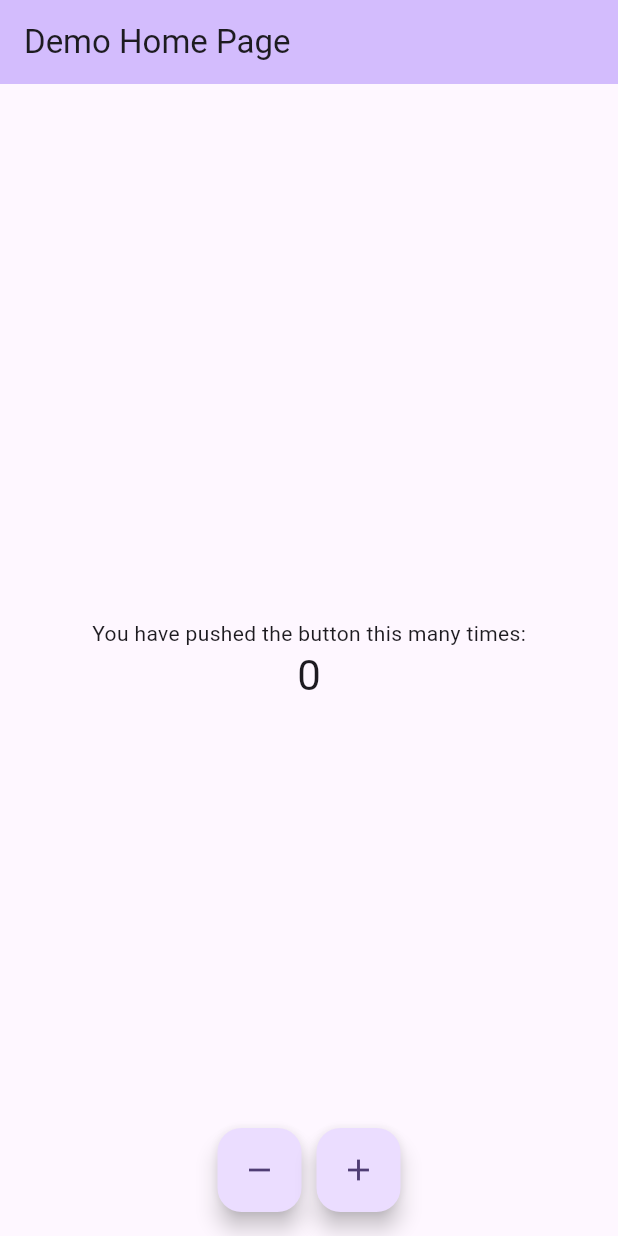
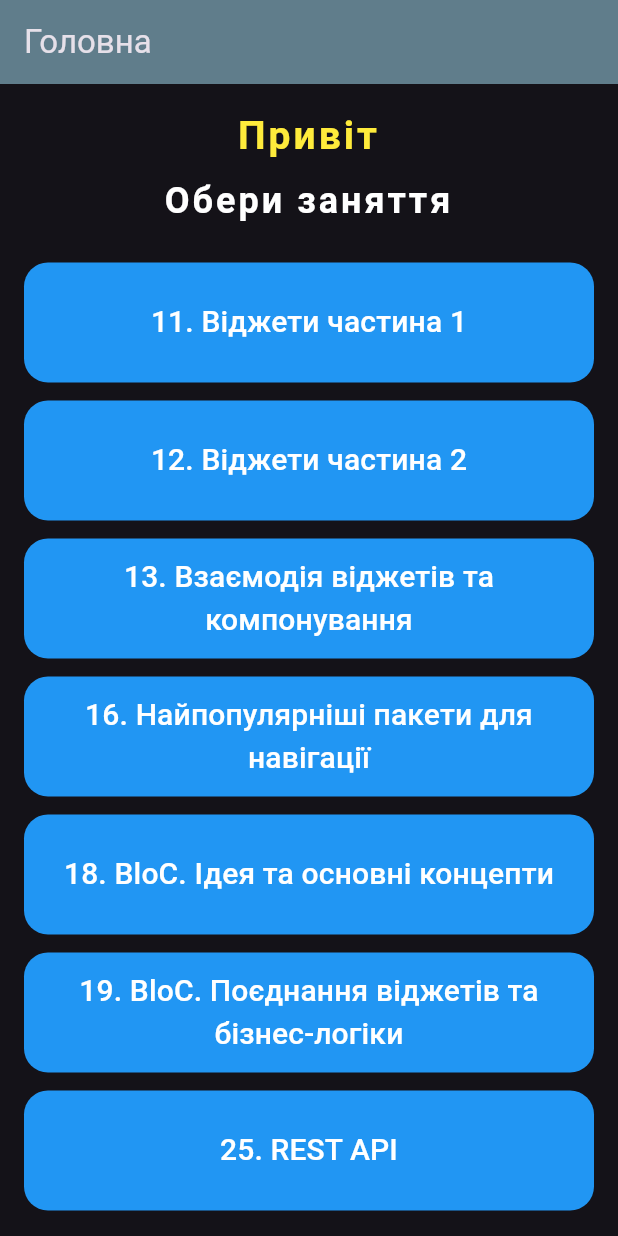
Before and after one commit to koss-shtukert/rd_first_project, a Flutter app: the screen it shows after launch, on a phone screen of 412 x 824 dp. Run offline on Flutter 3.47's test engine with Material 3 defaults, Android fonts, the phone set to English and light mode, and no system bars.

Commit message:
feat-FLAB-11-widgets-p1: Scaffold for main screen + custom nav and section widgets

```diff
--- a/lib/main.dart
+++ b/lib/main.dart
@@ -1,4 +1,16 @@
 import 'package:flutter/material.dart';
+import 'package:rd_first_project/widgets/nav_button.dart';
+import 'package:rd_first_project/widgets/section_header.dart';
+
+const _homeworks = [
+  {'number': 11, 'title': 'Віджети частина 1'},
+  {'number': 12, 'title': 'Віджети частина 2'},
+  {'number': 13, 'title': 'Взаємодія віджетів та компонування'},
+  {'number': 16, 'title': 'Найпопулярніші пакети для навігації'},
+  {'number': 18, 'title': 'BloC. Ідея та основні концепти'},
+  {'number': 19, 'title': 'BloC. Поєднання віджетів та бізнес-логіки'},
+  {'number': 25, 'title': 'REST API'},
+];
 
 void main() {
   runApp(const MyApp());
@@ -10,76 +22,66 @@ class MyApp extends StatelessWidget {
   @override
   Widget build(BuildContext context) {
     return MaterialApp(
-      title: 'Flutter Demo',
-      theme: ThemeData(
-        colorScheme: ColorScheme.fromSeed(seedColor: Colors.deepPurple),
-      ),
-      home: const MyHomePage(title: 'Demo Home Page'),
+      title: 'RD Flutter Проєкт',
+      theme: ThemeData.dark(useMaterial3: true),
+      home: const HomePage(),
     );
   }
 }
 
-class MyHomePage extends StatefulWidget {
-  const MyHomePage({super.key, required this.title});
-
-  final String title;
+class HomePage extends StatefulWidget {
+  const HomePage({super.key});
 
   @override
-  State<MyHomePage> createState() => _MyHomePageState();
+  State<HomePage> createState() => _HomePageState();
 }
 
-class _MyHomePageState extends State<MyHomePage> {
-  int _counter = 0;
-
-  void _incrementCounter() {
-    setState(() {
-      _counter++;
-    });
-  }
-
-  void _decrementCounter() {
-    setState(() {
-      _counter--;
-    });
-  }
-
+class _HomePageState extends State<HomePage> {
   @override
   Widget build(BuildContext context) {
     return Scaffold(
-      appBar: AppBar(
-        backgroundColor: Theme.of(context).colorScheme.inversePrimary,
-
-        title: Text(widget.title),
-      ),
-      body: Center(
+      appBar: AppBar(backgroundColor: Colors.blueGrey, title: Text('Головна')),
+      body: SingleChildScrollView(
+        padding: const EdgeInsets.all(16),
         child: Column(
-          mainAxisAlignment: MainAxisAlignment.center,
           children: [
-            const Text('You have pushed the button this many times:'),
-            Text(
-              '$_counter',
-              style: Theme.of(context).textTheme.headlineMedium,
-            ),
+            SectionHeader(title: 'Привіт', subtitle: 'Обери заняття'),
+            ...List.generate(_homeworks.length, (index) {
+              final hw = _homeworks[index];
+              return NavButton(
+                label: '${hw['number']}. ${hw['title']}',
+                onPressed: () =>
+                    _navigateToHomework(context, hw['number']! as int),
+              );
+            }),
           ],
         ),
       ),
-      floatingActionButtonLocation: FloatingActionButtonLocation.centerFloat,
-      floatingActionButton: Row(
-        mainAxisSize: MainAxisSize.min,
-        children: [
-          FloatingActionButton(
-            onPressed: _decrementCounter,
-            tooltip: 'Decrement',
-            child: const Icon(Icons.remove),
+    );
+  }
+
+  void _navigateToHomework(BuildContext context, int number) {
+    final screen = switch (number) {
+      _ => Scaffold(
+        appBar: AppBar(
+          title: Text('Заняття $number'),
+          backgroundColor: Colors.blueGrey,
+        ),
+        body: Center(
+          child: Text(
+            'Незабаром',
+            style: TextStyle(
+              color: Colors.white,
+              fontSize: 26,
+              fontWeight: FontWeight.bold,
+            ),
           ),
-          SizedBox(width: 10),
-          FloatingActionButton(
-            onPressed: _incrementCounter,
-            tooltip: 'Increment',
-            child: const Icon(Icons.add),
-          ),
-        ],
+        ),
       ),
+    };
+    Navigator.push(
+      context,
+      MaterialPageRoute<void>(builder: (context) => screen),
     );
   }
 }
--- /dev/null
+++ b/lib/widgets/nav_button.dart
@@ -0,0 +1,34 @@
+import 'package:flutter/material.dart';
+
+class NavButton extends StatelessWidget {
+  const NavButton({required this.label, required this.onPressed, super.key});
+
+  final String label;
+  final VoidCallback onPressed;
+
+  @override
+  Widget build(BuildContext context) {
+    return Padding(
+      padding: const EdgeInsets.only(bottom: 12),
+      child: SizedBox(
+        width: double.infinity,
+        height: 80,
+        child: TextButton(
+          style: TextButton.styleFrom(
+            backgroundColor: Colors.blue,
+            foregroundColor: Colors.white,
+            shape: RoundedRectangleBorder(
+              borderRadius: BorderRadius.circular(16),
+            ),
+          ),
+          onPressed: onPressed,
+          child: Text(
+            label,
+            style: TextStyle(fontSize: 20),
+            textAlign: TextAlign.center,
+          ),
+        ),
+      ),
+    );
+  }
+}
--- /dev/null
+++ b/lib/widgets/section_header.dart
@@ -0,0 +1,38 @@
+import 'package:flutter/material.dart';
+
+class SectionHeader extends StatelessWidget {
+  const SectionHeader({required this.title, required this.subtitle, super.key});
+
+  final String title;
+  final String subtitle;
+
+  @override
+  Widget build(BuildContext context) {
+    return Column(
+      children: [
+        Text(
+          title,
+          style: TextStyle(
+            color: Colors.yellow,
+            fontSize: 26,
+            fontWeight: FontWeight.bold,
+            letterSpacing: 2,
+          ),
+          textAlign: TextAlign.center,
+        ),
+        const SizedBox(height: 8),
+        Text(
+          subtitle,
+          style: TextStyle(
+            color: Colors.white,
+            fontSize: 24,
+            fontWeight: FontWeight.bold,
+            letterSpacing: 2,
+          ),
+          textAlign: TextAlign.center,
+        ),
+        const SizedBox(height: 24),
+      ],
+    );
+  }
+}
```
